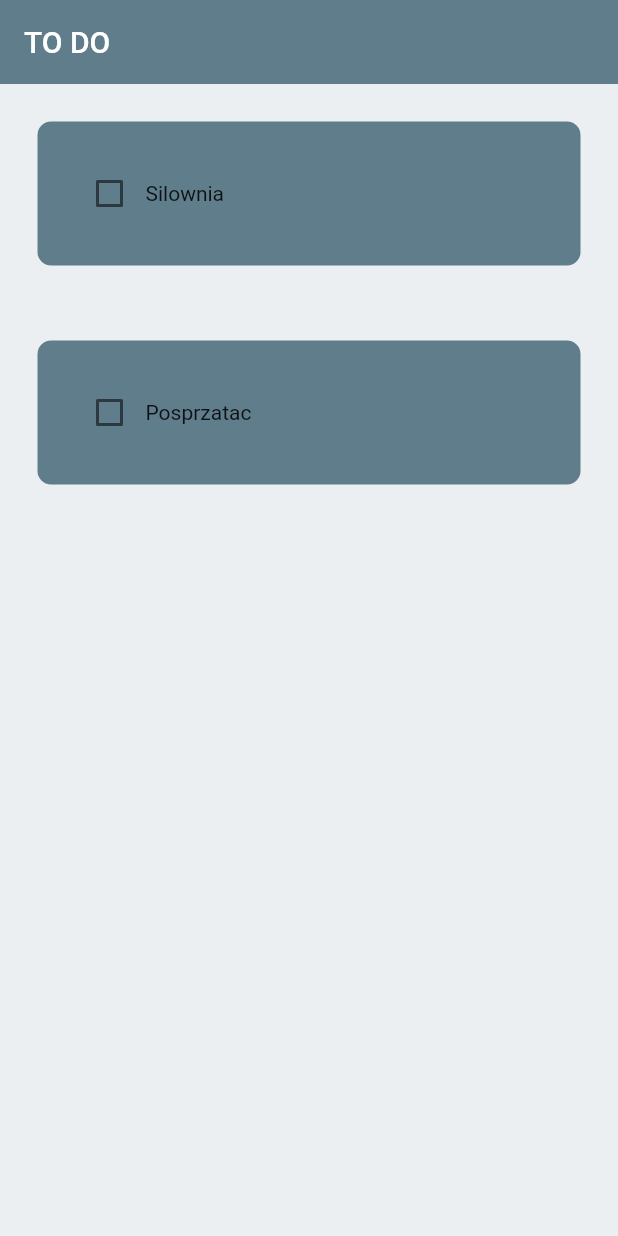
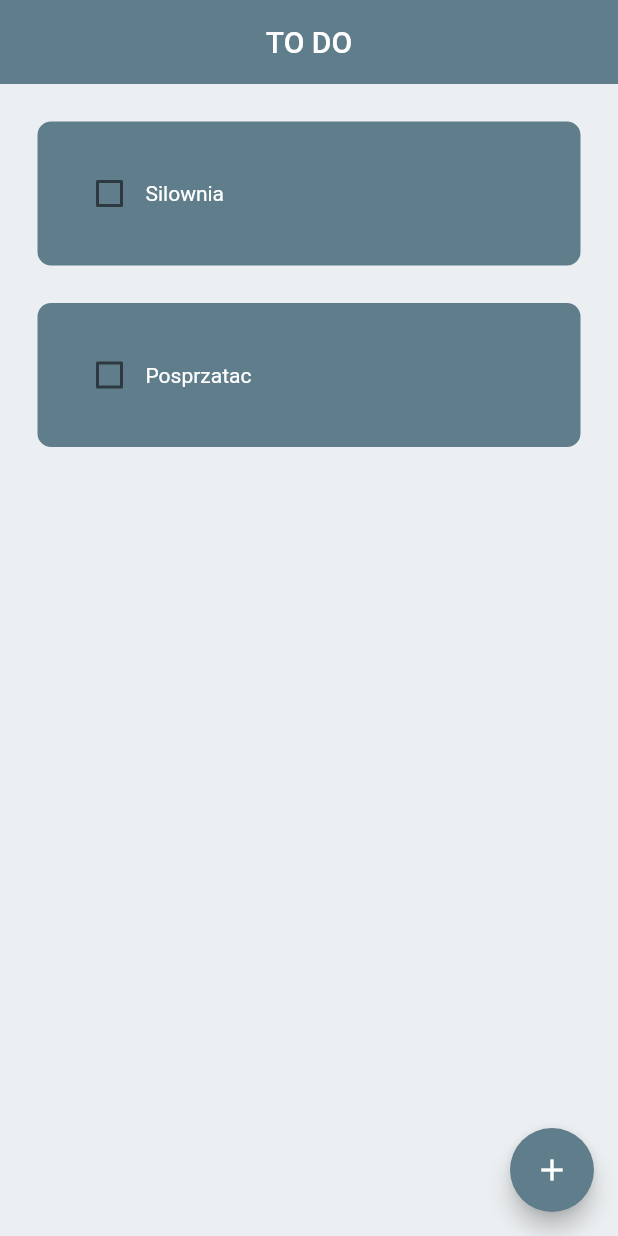
Before and after one commit to mxjakubiec/fluttertodo, a Flutter app: the screen it shows after launch, on a phone screen of 412 x 824 dp. Run offline on Flutter 3.47's test engine with Material 2 defaults, Android fonts, the phone set to English and light mode, and no system bars.

Commit message:
posibility to open filed text and change color

```diff
--- a/todo/lib/home_page/home.dart
+++ b/todo/lib/home_page/home.dart
@@ -1,4 +1,5 @@
 import 'package:flutter/material.dart';
+import 'package:todo/listtodo/dialogbox.dart';
 import '../listtodo/todolist.dart';
 
 class HomePage extends StatefulWidget {
@@ -24,15 +25,25 @@ class _HomePageState extends State<HomePage> {
 
   }
 
+  // new task add
+  void newTaskAdd(){
+    showDialog(context: context, builder: (context){
+      return DialogBox();
+
+    },);
+  }
+
 
   @override
   Widget build(BuildContext context) {
     return Scaffold(
       backgroundColor: Colors.blueGrey[50],
       appBar: AppBar(
+        centerTitle: true,
         title: Text('TO DO'),
         elevation: 0,
       ),
+      floatingActionButton: FloatingActionButton(onPressed: newTaskAdd,child: Icon(Icons.add),),
       body: ListView.builder(
         itemCount: toDoList.length,
         itemBuilder: (context, index) {
--- a/todo/lib/listtodo/todolist.dart
+++ b/todo/lib/listtodo/todolist.dart
@@ -10,23 +10,25 @@ class ToDolist extends StatelessWidget {
   @override
   Widget build(BuildContext context) {
     return  Padding(
-      padding: const EdgeInsets.all(25.0),
+      padding: const EdgeInsets.only(left:25.0, right: 25, top: 25),
       child: Container(
         padding: EdgeInsets.all(24),
+        decoration: BoxDecoration(
+          color: Colors.blueGrey,
+          borderRadius: BorderRadius.circular(9)
+        ),
         child: Row(
           children: [
 
             //CHECKBOX
-            Checkbox(value: taskCompleted, onChanged: onChanged),
+            Checkbox(value: taskCompleted, onChanged: onChanged, activeColor: Colors.green,),
 
 
             //TASK NAME
-            Text(taskName),
+            Text(taskName,
+            style: TextStyle(decoration: taskCompleted?  TextDecoration.lineThrough : TextDecoration.none, color: Colors.white),
+             ),
           ],
-        ),
-        decoration: BoxDecoration(
-          color: Colors.blueGrey,
-          borderRadius: BorderRadius.circular(9)
         ),
       ),
     );
```
Also changed, not shown: todo/lib/listtodo/dialogbox.dart (added, +22 -0 lines).
